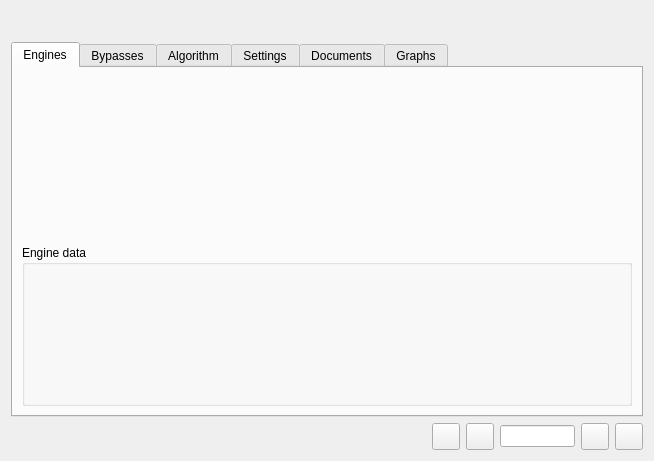
olgerd27/gtes_starts, file gtes_starts/appforms/form_data_input.ui: the form before one commit.
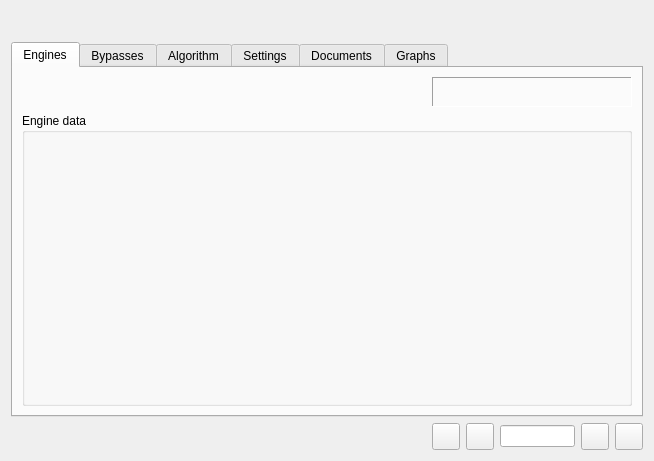
The form after the commit. Icons and pictures are not drawn. Custom widgets are drawn as their Qt base class.

Commit message: Fixed the coloring of changer type label.

Patch:
```diff
--- a/gtes_starts/appforms/form_data_input.ui
+++ b/gtes_starts/appforms/form_data_input.ui
@@ -13,7 +13,7 @@
   <property name="windowTitle">
    <string>Form</string>
   </property>
-  <layout class="QVBoxLayout" name="verticalLayout_2">
+  <layout class="QVBoxLayout" name="verticalLayout">
    <item>
     <widget class="QLabel" name="m_lblEngineName">
      <property name="minimumSize">
@@ -63,9 +63,34 @@
       <attribute name="title">
        <string>Engines</string>
       </attribute>
-      <layout class="QVBoxLayout" name="verticalLayout">
-       <item>
+      <layout class="QGridLayout" name="gridLayout">
+       <item row="0" column="0">
+        <spacer name="horizontalSpacer">
+         <property name="orientation">
+          <enum>Qt::Horizontal</enum>
+         </property>
+         <property name="sizeHint" stdset="0">
+          <size>
+           <width>403</width>
+           <height>20</height>
+          </size>
+         </property>
+        </spacer>
+       </item>
+       <item row="0" column="1">
         <widget class="MChTypeLabel" name="m_lblModelChangeType">
+         <property name="sizePolicy">
+          <sizepolicy hsizetype="Preferred" vsizetype="Maximum">
+           <horstretch>0</horstretch>
+           <verstretch>0</verstretch>
+          </sizepolicy>
+         </property>
+         <property name="minimumSize">
+          <size>
+           <width>200</width>
+           <height>30</height>
+          </size>
+         </property>
          <property name="font">
           <font>
            <pointsize>12</pointsize>
@@ -73,9 +98,18 @@
            <bold>true</bold>
           </font>
          </property>
+         <property name="frameShape">
+          <enum>QFrame::Panel</enum>
+         </property>
+         <property name="frameShadow">
+          <enum>QFrame::Sunken</enum>
+         </property>
+         <property name="alignment">
+          <set>Qt::AlignCenter</set>
+         </property>
         </widget>
        </item>
-       <item>
+       <item row="1" column="0" colspan="2">
         <widget class="QGroupBox" name="m_gboxEngineData">
          <property name="locale">
           <locale language="Russian" country="Ukraine"/>
```
The commit also changes 3 other files.
